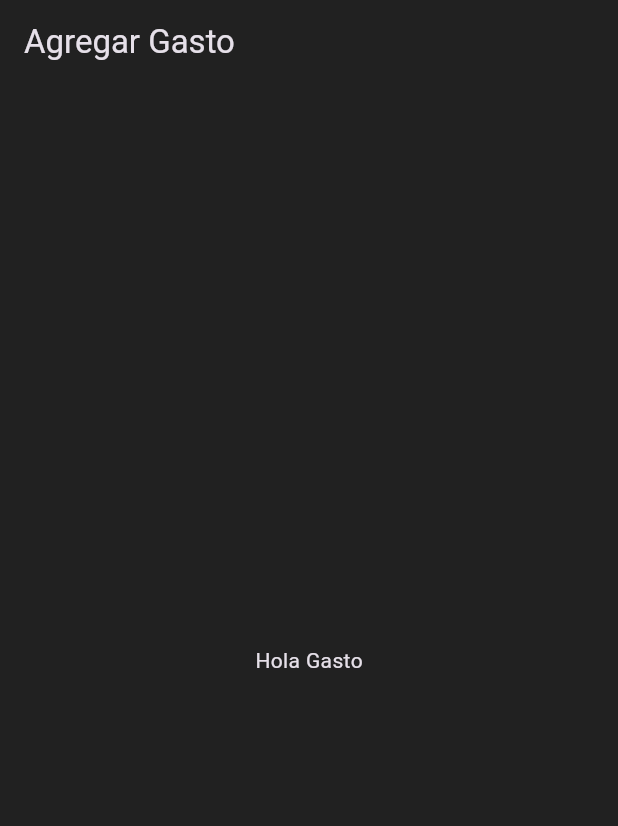
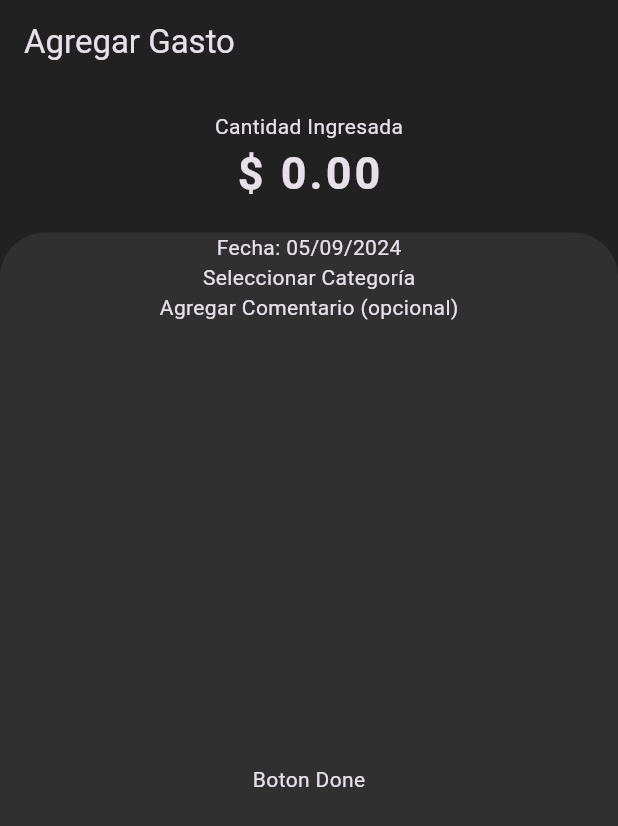
Before and after one commit to rojasoscar752/Project_mobile, a Flutter app: the AddExpenses screen opened directly, on a phone screen of 412 x 824 dp. Shown: the top 826 px of the screen. Run offline on Flutter 3.47's test engine with Material 3 defaults, Android fonts, the phone set to English and light mode, and no system bars; our stand-ins replace flutter_speed_dial, logger.

Commit message:
actualizacion_expensses

```diff
--- a/lib/pages/add_expenses.dart
+++ b/lib/pages/add_expenses.dart
@@ -1,3 +1,5 @@
+import 'package:calc_app/utils/constants.dart';
+import 'package:calc_app/widgets/add_expenses/bs_num_keyboard.dart';
 import 'package:flutter/material.dart';
 
 class AddExpenses extends StatelessWidget {
@@ -8,8 +10,27 @@ class AddExpenses extends StatelessWidget {
     return Scaffold(
       appBar: AppBar(
         title: const Text('Agregar Gasto'),
+        elevation: 0.0,
       ),
-      body: const Center(child: Text('Hola Gasto'),),
-    );
+      body: Column(
+        children: [
+          const BsNumKeyboard(),
+          Expanded(
+          child: Container(
+            width: double.infinity,
+            decoration: Constants.sheetDecoration(Theme.of(context).primaryColorDark),
+            child: const Column(
+              mainAxisAlignment: MainAxisAlignment.center,
+              children: [
+                Text('Fecha: 05/09/2024'),
+                Text('Seleccionar Categoría'),
+                Text('Agregar Comentario (opcional)'),
+                Expanded(child: Center(child: Text('Boton Done'))),
+              ],
+            ),
+          )),
+                ],
+              ),
+          );
   }
 }
--- /dev/null
+++ b/lib/widgets/add_expenses/bs_num_keyboard.dart
@@ -0,0 +1,54 @@
+import 'package:flutter/material.dart';
+
+class BsNumKeyboard extends StatefulWidget {
+  const BsNumKeyboard({super.key});
+
+  @override
+  State<BsNumKeyboard> createState() => _BsNumKeyboardState();
+}
+
+class _BsNumKeyboardState extends State<BsNumKeyboard> {
+  String amount = '0.00';
+
+  @override
+  Widget build(BuildContext context) {
+    return GestureDetector(
+     onTap: () {
+      numPad();
+     },
+      child: Padding(
+        padding: const EdgeInsets.all(18.0),
+        child: Column(
+        children: [
+          const Text('Cantidad Ingresada'),
+          Text(
+            '\$ $amount',
+            style: const TextStyle(
+              fontSize: 30.0,
+              letterSpacing: 2.0,
+              fontWeight: FontWeight.bold,
+            ),
+          ),
+        ],
+      ),
+      ),
+    );
+  }
+
+  void numPad() {
+    showModalBottomSheet(
+      context: context,
+      builder: (BuildContext context) {
+        return SizedBox(
+          height: 350.0,
+          child: Center(
+            child: Text(
+              'Sección del Teclado Numérico',
+              style: TextStyle(fontSize: 24.0, color: Colors.grey[600]),
+            ),
+          ),
+        );
+      }
+    );
+  }
+}
```
Also changed, not shown: lib/widgets/add_expenses/amount_display.dart (added, +18 -0 lines), lib/widgets/add_expenses/num_pad_button.dart (added, +21 -0 lines), lib/widgets/add_expenses/num_pad_table.dart (added, +29 -0 lines), lib/widgets/add_expenses/num_pad.dart (added).
